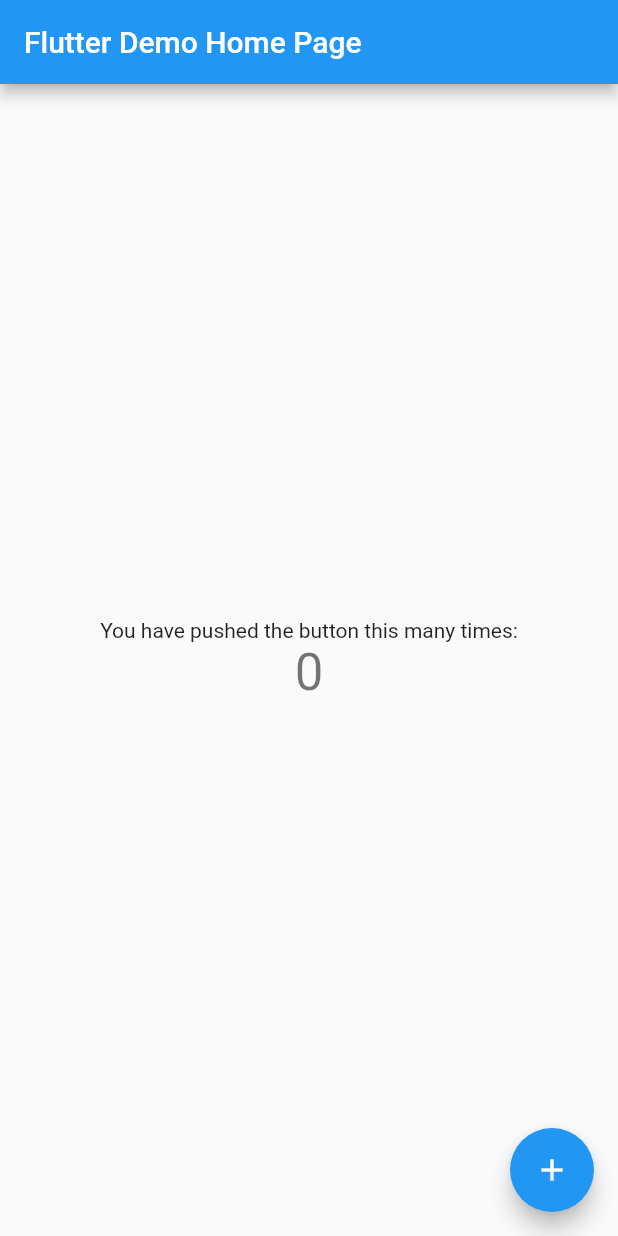
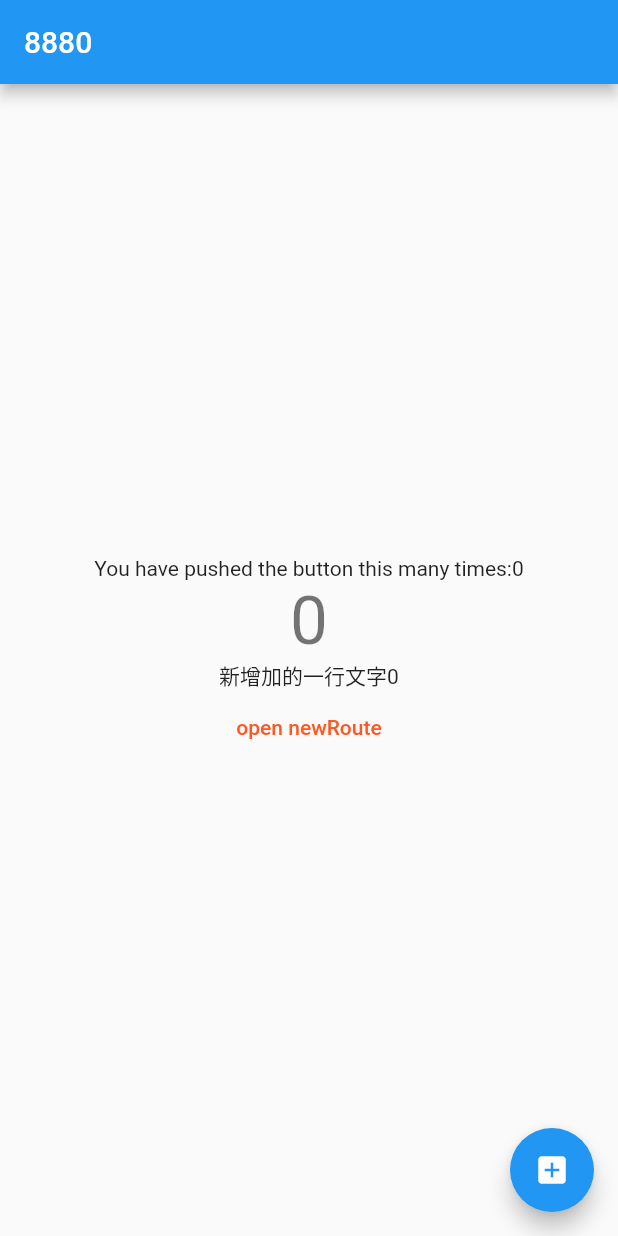
Before and after one commit to LuckyCode1992/flutter_study, a Flutter app: the screen it shows after launch, on a phone screen of 412 x 824 dp. Run offline on Flutter 3.47's test engine with Material 2 defaults, Android fonts, the phone set to English and light mode, and no system bars.

Commit message:
界面结构简单基础 路由简单使用

```diff
--- a/flutter_study_demo/lib/main.dart
+++ b/flutter_study_demo/lib/main.dart
@@ -1,4 +1,5 @@
 import 'package:flutter/material.dart';
+import 'package:flutter_study_demo/pages/NewRoute.dart';
 
 void main() => runApp(MyApp());
 
@@ -20,7 +21,9 @@ class MyApp extends StatelessWidget {
         // is not restarted.
         primarySwatch: Colors.blue,
       ),
-      home: MyHomePage(title: 'Flutter Demo Home Page'),
+      home: MyHomePage(
+        title: "888",
+      ),
     );
   }
 }
@@ -53,7 +56,7 @@ class _MyHomePageState extends State<MyHomePage> {
       // so that the display can reflect the updated values. If we changed
       // _counter without calling setState(), then the build method would not be
       // called again, and so nothing would appear to happen.
-      _counter++;
+      _counter = _counter + 2;
     });
   }
 
@@ -69,7 +72,7 @@ class _MyHomePageState extends State<MyHomePage> {
       appBar: AppBar(
         // Here we take the value from the MyHomePage object that was created by
         // the App.build method, and use it to set our appbar title.
-        title: Text(widget.title),
+        title: Text(widget.title + _counter.toString()),
       ),
       body: Center(
         // Center is a layout widget. It takes a single child and positions it
@@ -92,19 +95,29 @@ class _MyHomePageState extends State<MyHomePage> {
           mainAxisAlignment: MainAxisAlignment.center,
           children: <Widget>[
             Text(
-              'You have pushed the button this many times:',
+              'You have pushed the button this many times:${_counter}',
             ),
             Text(
               '$_counter',
-              style: Theme.of(context).textTheme.display1,
+              style: Theme.of(context).textTheme.display2,
+            ),
+            Text("新增加的一行文字${_counter}"),
+            FlatButton(
+              child: Text("open newRoute"),
+              textColor: Colors.deepOrange,
+              onPressed: () {
+                Navigator.push(context, MaterialPageRoute(builder: (context) {
+                  return NewRoute();
+                }));
+              },
             ),
           ],
         ),
       ),
       floatingActionButton: FloatingActionButton(
         onPressed: _incrementCounter,
-        tooltip: 'Increment',
-        child: Icon(Icons.add),
+        tooltip: 'click',
+        child: Icon(Icons.add_box),
       ), // This trailing comma makes auto-formatting nicer for build methods.
     );
   }
--- /dev/null
+++ b/flutter_study_demo/lib/pages/NewRoute.dart
@@ -0,0 +1,15 @@
+import 'package:flutter/material.dart';
+
+class NewRoute extends StatelessWidget {
+  @override
+  Widget build(BuildContext context) {
+    return Scaffold(
+      appBar: AppBar(
+        title: Text("NewRoute"),
+      ),
+      body: Center(
+        child: Text("this is new route"),
+      ),
+    );
+  }
+}
```
